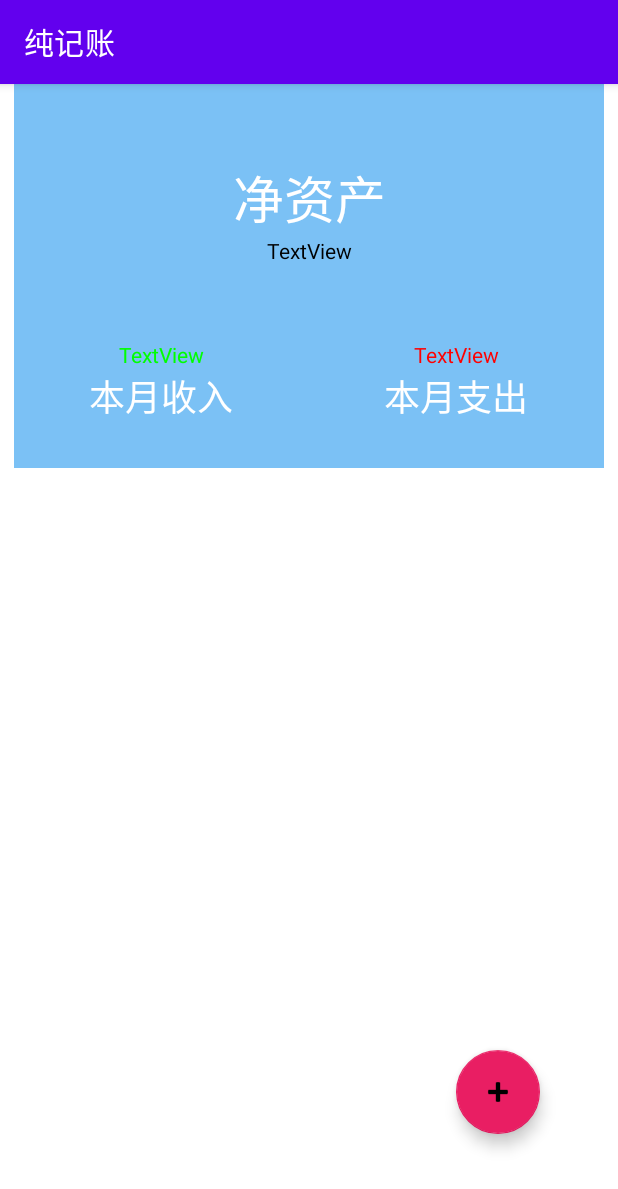
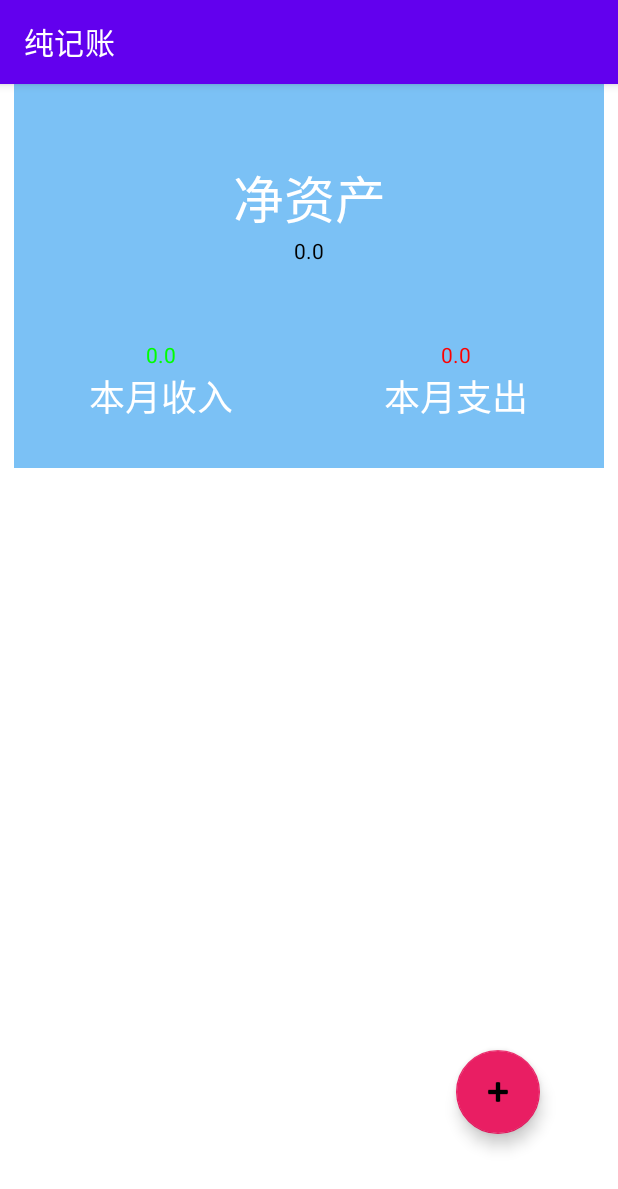
Before and after one commit to wuyuansushen/MobileLearning, an Android app: the screen it shows after launch (MainActivity), on a phone screen of 412 x 824 dp. Shown: the top 1189 px of the screen. Run offline under Robolectric (Android 15) with nearby library versions, the phone set to English and light mode, and no system bars.

```diff
--- a/app/src/main/java/com/wwl/mobilelearning/MainActivity.java
+++ b/app/src/main/java/com/wwl/mobilelearning/MainActivity.java
@@ -2,12 +2,14 @@ package com.wwl.mobilelearning;
 
 import androidx.appcompat.app.AppCompatActivity;
 import androidx.annotation.NonNull;
+import androidx.recyclerview.widget.RecyclerView;
 
 import android.content.Intent;
 import android.os.Bundle;
 import android.view.LayoutInflater;
 import android.view.View;
 import android.widget.EditText;
+import android.widget.TextView;
 
 import java.util.List;
 import java.util.ArrayList;
@@ -25,21 +27,23 @@ public class MainActivity extends AppCompatActivity {
         setContentView(R.layout.activity_main);
 
         View rootView=getWindow().getDecorView().getRootView();
-        InitialRecyclerView(rootView);
+        InitialData(rootView);
+        UpdateAsset(rootView);
+
+        RecyclerView transactionRecyclerView=this.findViewById(R.id.transactionRecycler);
 
         FloatingActionButton createTransactionButton=this.findViewById(R.id.floatingActionButton);
         createTransactionButton.setOnClickListener(new View.OnClickListener() {
             @Override
             public void onClick(View v) {
                 Intent intent=new Intent(MainActivity.this,CreateTransactions.class);
-
-                //未完成
+                intent.putExtra("positionIndex",transactionList.size());
                 startActivity(intent);
             }
         });
     }
 
-    public void InitialRecyclerView(View view)
+    public void InitialData(View view)
     {
         account=new Account(this.getApplicationContext());
         transactionList=account.loadAccount();
@@ -50,9 +54,23 @@ public class MainActivity extends AppCompatActivity {
         income=0.0;
         expence=0.0;
 
+        TextView assetView=(TextView)view.findViewById(R.id.asset);
+        TextView incomeView=(TextView) view.findViewById(R.id.income);
+        TextView expenceView=(TextView) view.findViewById(R.id.expence);
+
         for(int i=0;i<transactionList.size();i++)
         {
+            Double price=transactionList.get(i).getPrice();
+            if(price>0)
+                income=income+price;
+            else
+                expence=expence+price;
+        }
 
-        }
+        asset=income+expence;
+
+        assetView.setText(Double.toString(asset));
+        incomeView.setText(Double.toString(income));
+        expenceView.setText(Double.toString(expence));
     }
 }
--- a/app/src/main/res/layout/activity_main.xml
+++ b/app/src/main/res/layout/activity_main.xml
@@ -53,7 +53,7 @@
                 android:textSize="34sp" />
 
             <TextView
-                android:id="@+id/textView14"
+                android:id="@+id/asset"
                 android:layout_width="match_parent"
                 android:layout_height="wrap_content"
                 android:text="TextView"
@@ -73,10 +73,10 @@
                 android:orientation="vertical">
 
                 <TextView
-                    android:id="@+id/textView8"
+                    android:id="@+id/income"
                     android:layout_width="match_parent"
                     android:layout_height="wrap_content"
-                    android:text="TextView"
+                    android:text=""
                     android:textColor="#00ff00"
                     android:textAlignment="center" />
 
@@ -97,10 +97,10 @@
                 android:orientation="vertical">
 
                 <TextView
-                    android:id="@+id/textView13"
+                    android:id="@+id/expence"
                     android:layout_width="match_parent"
                     android:layout_height="wrap_content"
-                    android:text="TextView"
+                    android:text=""
                     android:textColor="#ff0000"
                     android:textAlignment="center" />
 
@@ -130,6 +130,7 @@
         app:layout_constraintTop_toBottomOf="@+id/linearLayout3">
 
         <androidx.recyclerview.widget.RecyclerView
+            android:id="@+id/transactionRecycler"
             android:layout_width="match_parent"
             android:layout_height="match_parent" />
     </LinearLayout>
```
